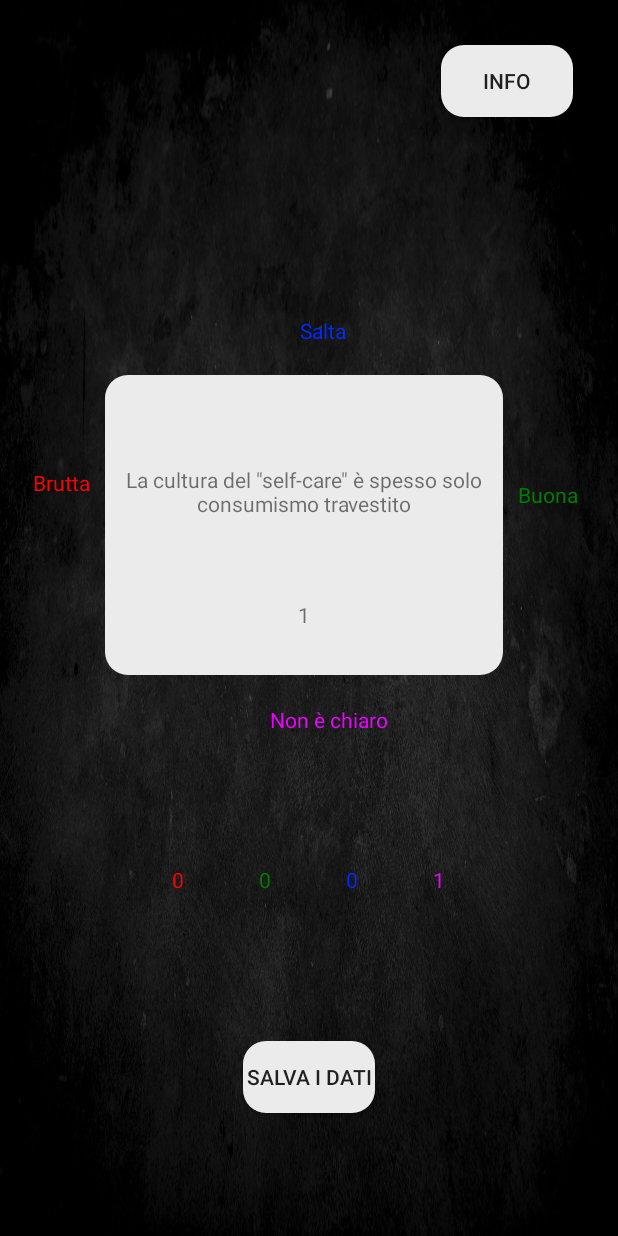
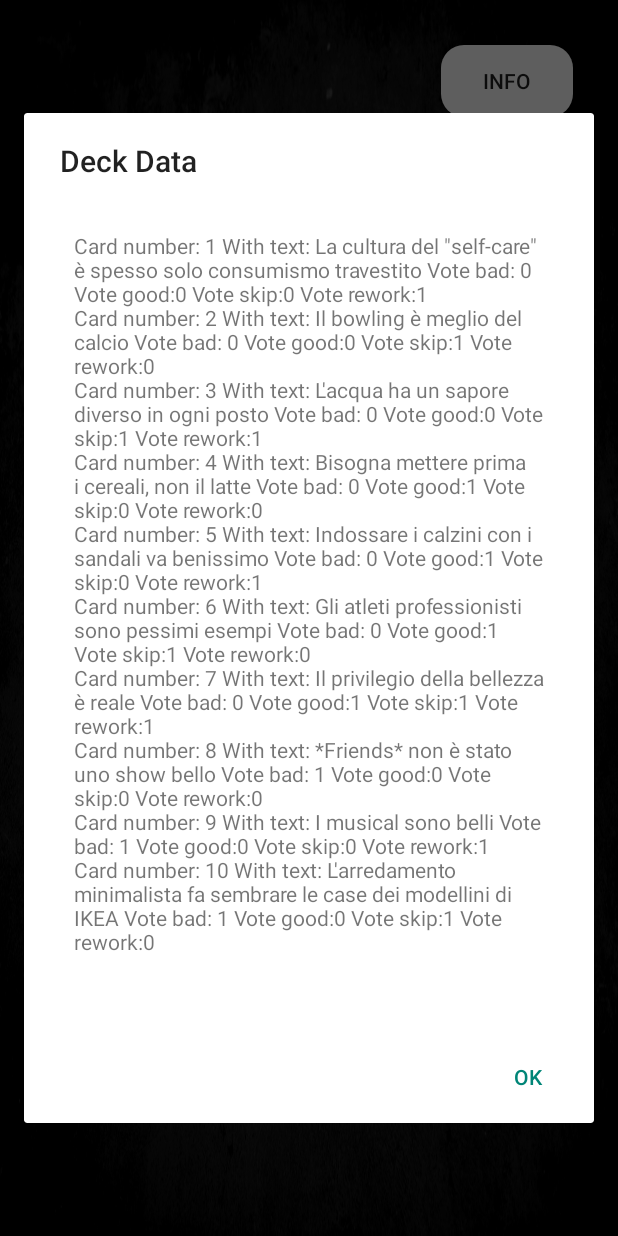
Before and after one commit to IhorVintonyak/HotTake, an Android app: the screen it shows after launch (MainActivity), after a tap on "SALVA I DATI", on a phone screen of 412 x 824 dp. Run offline under Robolectric (Android 15) with nearby library versions, the phone set to English and light mode, and no system bars; our stand-ins replace Room's generated code.

Commit message:
printData and Room.databaseBuilder
Created database with Room Persistence Library. Function printData, with AlertDialog.Builder.

```diff
--- /dev/null
+++ b/app/src/main/java/com/example/hottake/AppDatabase.java
@@ -0,0 +1,9 @@
+package com.example.hottake;
+
+import androidx.room.Database;
+import androidx.room.RoomDatabase;
+
+@Database(entities = {Card.class}, version = 1)
+public abstract class AppDatabase extends RoomDatabase {
+    public abstract CardDao cardDao();
+}
--- a/app/src/main/java/com/example/hottake/Card.java
+++ b/app/src/main/java/com/example/hottake/Card.java
@@ -1,6 +1,11 @@
 package com.example.hottake;
 
+import androidx.room.Entity;
+import androidx.room.PrimaryKey;
+
+@Entity(tableName = "cards")
 public class Card {
+    @PrimaryKey()
     private int number;
     private String text;
     private int numberVoteBad;
@@ -47,9 +52,6 @@ public class Card {
     public void voteForRework() {
         numberVoteForRework++;
     }
-
-
-
 
     public String categorizeCard(){
         if(numberVoteBad > numberVoteGood && numberVoteBad > numberVoteSkip && numberVoteBad > numberVoteForRework){
@@ -111,7 +113,7 @@ public class Card {
 
     @Override
     public String toString(){
-        return getNumber()+" "+getText()+" "+getNumberVoteBad()+" "+getNumberVoteGood()+" "+getNumberVoteSkip()+" "+getNumberVoteForRework();
+        return "Card number: "+getNumber()+" With text: "+getText()+" Vote bad: "+getNumberVoteBad()+" Vote good:"+getNumberVoteGood()+" Vote skip:"+getNumberVoteSkip()+" Vote rework:"+getNumberVoteForRework();
     }
 
     public void incrementVoteBad(){
--- /dev/null
+++ b/app/src/main/java/com/example/hottake/CardDao.java
@@ -0,0 +1,27 @@
+package com.example.hottake;
+
+import androidx.room.Dao;
+import androidx.room.Insert;
+import androidx.room.Query;
+import androidx.room.Delete;
+import androidx.room.Update;
+
+import java.util.List;
+
+@Dao
+public interface CardDao {
+    @Insert
+    void insert(Card card);
+
+    @Update
+    void update(Card card);
+
+    @Delete
+    void delete(Card card);
+
+    @Query("SELECT * FROM cards")
+    List<Card> getAllCards();
+
+    @Query("SELECT * FROM cards WHERE number = :number")
+    Card getByNumber(int number);
+}
--- a/app/src/main/java/com/example/hottake/Deck.java
+++ b/app/src/main/java/com/example/hottake/Deck.java
@@ -39,10 +39,12 @@ public class Deck {
     @NonNull
     @Override
     public String toString() {
+        StringBuilder sb  = new StringBuilder();
         for (Card card : cards) {
-            System.out.println(card);
+            sb.append(card.toString() + "\n");
         }
-        return super.toString();
+        String result = sb.toString();
+        return result;
     }
 
 }
--- a/app/src/main/java/com/example/hottake/MainActivity.java
+++ b/app/src/main/java/com/example/hottake/MainActivity.java
@@ -2,10 +2,15 @@ package com.example.hottake;
 
 import android.annotation.SuppressLint;
 import android.os.Bundle;
+import android.provider.Settings;
 import android.view.View;
+import android.widget.ScrollView;
 import android.widget.TextView;
 import android.widget.Toast;
+
+import androidx.appcompat.app.AlertDialog;
 import androidx.appcompat.app.AppCompatActivity;
+import androidx.room.Room;
 
 import java.io.BufferedReader;
 import java.io.FileInputStream;
@@ -15,6 +20,10 @@ import java.io.IOException;
 import java.io.InputStreamReader;
 
 public class MainActivity extends AppCompatActivity {
+    private AppDatabase db;
+    private CardDao cardDao;
+
+
 
     private TextView mainWindowText;
     private TextView mainWindowNumber;
@@ -25,11 +34,48 @@ public class MainActivity extends AppCompatActivity {
 
     public int iterator;
 
+    //Create a cards for database
+    Card first = new Card( 1, "La cultura del \"self-care\" è spesso solo consumismo travestito", 0, 0, 0, 1 );
+    Card second = new Card( 2, "Il bowling è meglio del calcio", 0, 0, 1, 0 );
+    Card third = new Card( 3, "L'acqua ha un sapore diverso in ogni posto", 0, 0, 1, 1 );
+    Card fourth = new Card( 4, "Bisogna mettere prima i cereali, non il latte", 0, 1, 0, 0 );
+    Card fifth = new Card( 5, "Indossare i calzini con i sandali va benissimo", 0, 1, 0, 1 );
+    Card sixth = new Card( 6, "Gli atleti professionisti sono pessimi esempi", 0, 1, 1, 0 );
+    Card seventh = new Card( 7, "Il privilegio della bellezza è reale", 0, 1, 1, 1 );
+    Card eighth = new Card( 8, "*Friends* non è stato uno show bello", 1, 0, 0, 0 );
+    Card ninth = new Card( 9, "I musical sono belli", 1, 0, 0, 1 );
+    Card tenth = new Card( 10, "L'arredamento minimalista fa sembrare le case dei modellini di IKEA", 1, 0, 1, 0 );
+
+    Card[] cards = {first, second, third, fourth, fifth, sixth, seventh, eighth, ninth, tenth};
+    Deck deck = new Deck( cards );
+
+
     @SuppressLint("ClickableViewAccessibility")
     @Override
     protected void onCreate(Bundle savedInstanceState) {
         super.onCreate( savedInstanceState );
         setContentView( R.layout.activity_main );
+
+        //Create database
+        db = Room.databaseBuilder(getApplicationContext(),
+                        AppDatabase.class, "cards_database")
+                .allowMainThreadQueries() // Only for test
+                .build();
+
+        cardDao = db.cardDao();
+
+
+        //Card card1 = new Card();
+        //cardDao.insert(third);
+
+        //Add element to database
+        //ERROR with empty object. With any of deck cards works.
+        try {
+            Card card1 = new Card();
+            cardDao.insert(third);
+        } catch (Exception e) {
+            Toast.makeText(this, "ERROR: maybe empty object", Toast.LENGTH_LONG).show();
+        }
 
         //Link fields with variables
         mainWindowText = findViewById( R.id.mainWindowText );
@@ -39,35 +85,6 @@ public class MainActivity extends AppCompatActivity {
         goodNumber = findViewById( R.id.goodNumber );
         skipNumber = findViewById( R.id.skipNumber );
         forReworkNumber = findViewById( R.id.forReworkNumber );
-
-//        try {
-//            String[] separated = getData( badNumber ).split("/");
-//            badNumber.setText( separated[0] );
-//            goodNumber.setText( separated[1] );
-//            skipNumber.setText( separated[2] );
-//            forReworkNumber.setText( separated[3] );
-//        } catch (IOException e) {
-//            throw new RuntimeException( e );
-//        }
-        //        Toast.makeText(this, separated[0], Toast.LENGTH_SHORT).show();
-        //        TextView[] outputNumbers = {badNumber, goodNumber, skipNumber, forReworkNumber};
-
-
-        //Create a cards for database
-        Card prima = new Card( 1, "La cultura del \"self-care\" è spesso solo consumismo travestito", 0, 0, 0, 1 );
-        Card seconda = new Card( 2, "Il bowling è meglio del calcio", 0, 0, 1, 0 );
-        Card terza = new Card( 3, "L'acqua ha un sapore diverso in ogni posto", 0, 0, 1, 1 );
-        Card quarta = new Card( 4, "Bisogna mettere prima i cereali, non il latte", 0, 1, 0, 0 );
-        Card quinta = new Card( 5, "Indossare i calzini con i sandali va benissimo", 0, 1, 0, 1 );
-        Card sesta = new Card( 6, "Gli atleti professionisti sono pessimi esempi", 0, 1, 1, 0 );
-        Card settima = new Card( 7, "Il privilegio della bellezza è reale", 0, 1, 1, 1 );
-        Card ottava = new Card( 8, "*Friends* non è stato uno show bello", 1, 0, 0, 0 );
-        Card nona = new Card( 9, "I musical sono belli", 1, 0, 0, 1 );
-        Card decima = new Card( 10, "L'arredamento minimalista fa sembrare le case dei modellini di IKEA", 1, 0, 1, 0 );
-
-        Card[] cards = {prima, seconda, terza, quarta, quinta, sesta, settima, ottava, nona, decima};
-        //Start with first card
-        Deck deck = new Deck( cards );
 
         runCard( deck.getCurrentCard() );
 
@@ -120,10 +137,6 @@ public class MainActivity extends AppCompatActivity {
         } );
     }
 
-    public void onClickBtn(View v)
-    {
-        Toast.makeText(this, "Clicked on Button", Toast.LENGTH_LONG).show();
-    }
     public void runCard(Card card) {
         //Set value of object to fields on display
         mainWindowText.setText( card.getText() );
@@ -134,11 +147,25 @@ public class MainActivity extends AppCompatActivity {
         forReworkNumber.setText( String.valueOf( card.getNumberVoteForRework() ) );
     }
 
+    public void saveData(View v) {
+        Toast.makeText(this, deck.toString(), Toast.LENGTH_LONG).show();
 
-
-    public void saveData(View v) {
-        Toast.makeText(this, "Clicked on Button", Toast.LENGTH_LONG).show();
     }
 
+    public void printData(View v) {
+        AlertDialog.Builder builder = new AlertDialog.Builder(this);
+        builder.setTitle("Deck Data");
+
+        ScrollView scrollView = new ScrollView(this);
+        TextView textView = new TextView(this);
+        textView.setText(deck.toString());
+        textView.setPadding(50, 50, 50, 50);
+        scrollView.addView(textView);
+
+        builder.setView(scrollView);
+        builder.setPositiveButton("OK", null);
+        builder.show();
+    }
 }
+
 //forReworkNumber.setText(String.valueOf(Integer.parseInt(forReworkNumber.getText().toString())+1));
--- a/app/src/main/res/layout/activity_main.xml
+++ b/app/src/main/res/layout/activity_main.xml
@@ -183,7 +183,7 @@
         android:layout_marginTop="20dp"
         android:background="@drawable/background_border"
         android:text="@string/submit"
-        android:onClick="saveData"
+        android:onClick="printData"
         app:layout_constraintEnd_toEndOf="parent"
         app:layout_constraintStart_toStartOf="parent"
         app:layout_constraintTop_toBottomOf="@+id/linearLayout" />
```
